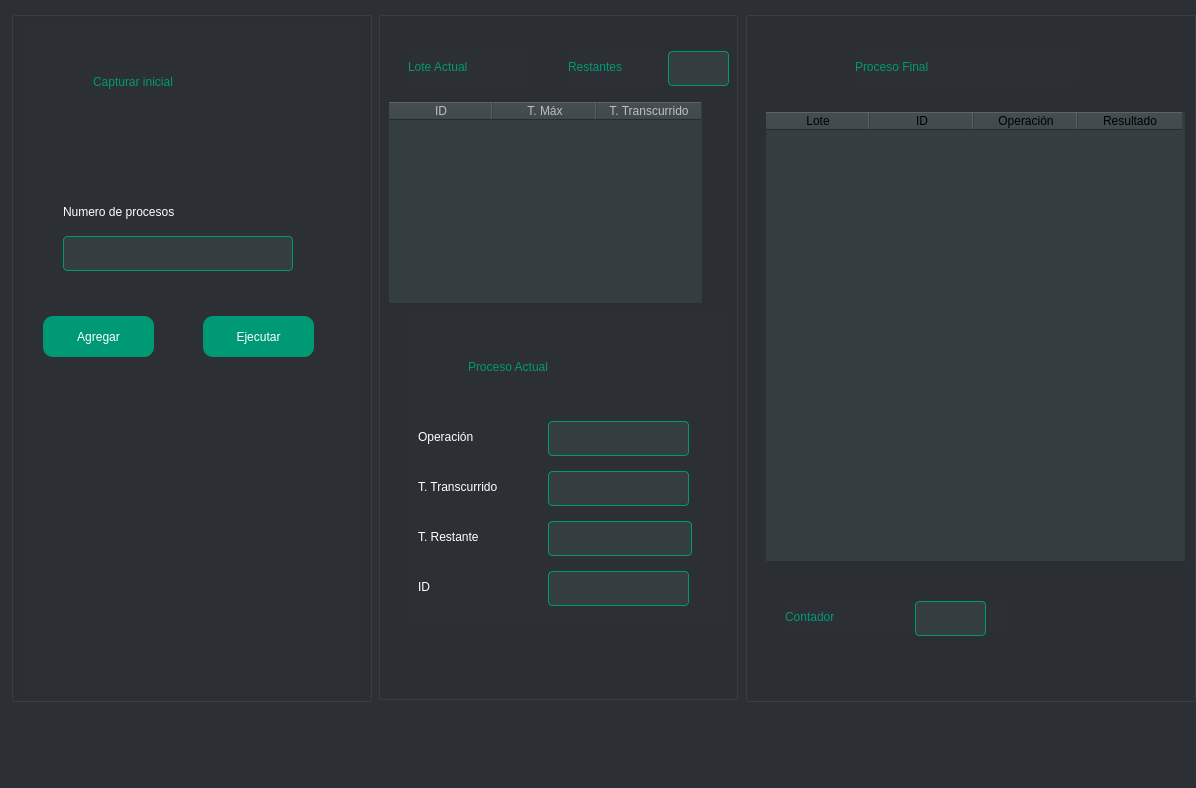
The window that view/mainwindow.ui (IvanBM18/Batch-Processing) describes before a commit, drawn with Qt 5.
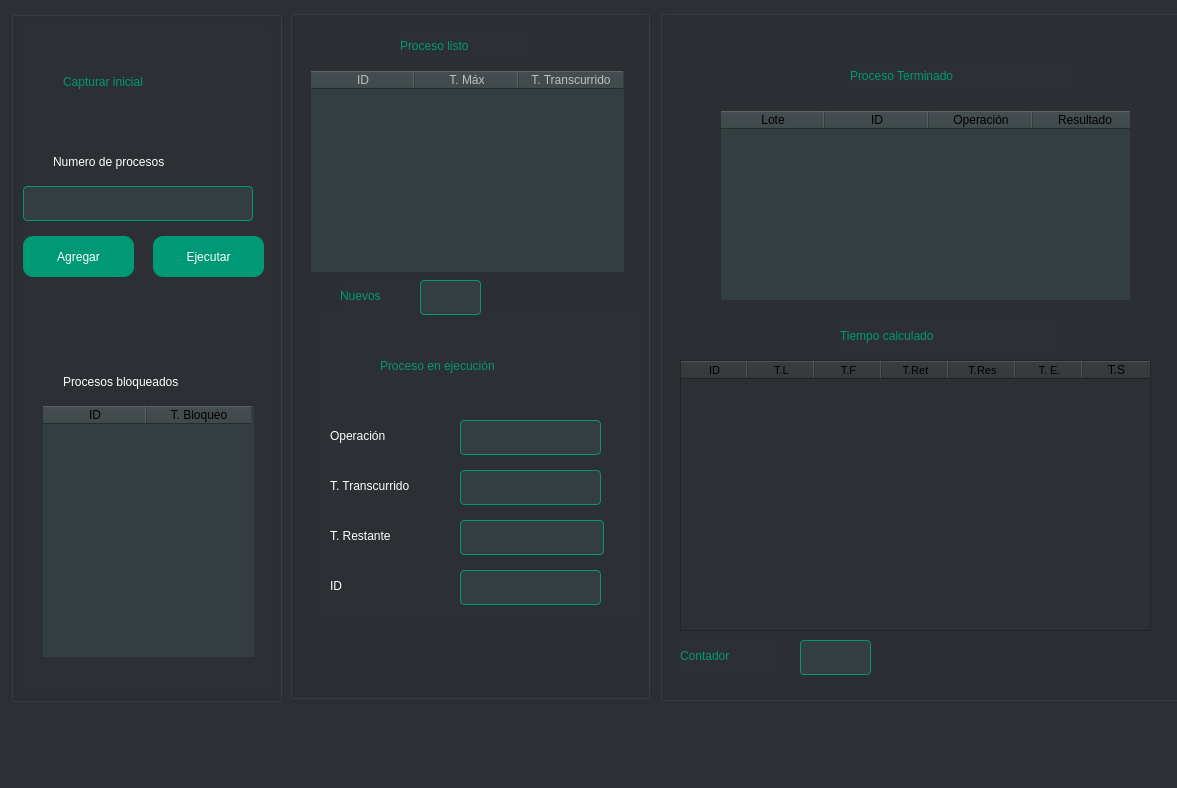
The same window after the commit.

Patch:
```diff
--- a/view/mainwindow.ui
+++ b/view/mainwindow.ui
@@ -6,7 +6,7 @@
    <rect>
     <x>0</x>
     <y>0</y>
-    <width>1196</width>
+    <width>1177</width>
     <height>788</height>
    </rect>
   </property>
@@ -25,7 +25,7 @@
      <rect>
       <x>11</x>
       <y>11</y>
-      <width>361</width>
+      <width>271</width>
       <height>691</height>
      </rect>
     </property>
@@ -49,7 +49,7 @@
        <widget class="QLabel" name="label_titulo">
         <property name="geometry">
          <rect>
-          <x>70</x>
+          <x>40</x>
           <y>40</y>
           <width>221</width>
           <height>31</height>
@@ -67,8 +67,8 @@
        <widget class="QLineEdit" name="textBox_NumProcess">
         <property name="geometry">
          <rect>
-          <x>40</x>
-          <y>210</y>
+          <x>0</x>
+          <y>160</y>
           <width>230</width>
           <height>35</height>
          </rect>
@@ -98,8 +98,8 @@
        <widget class="QLabel" name="label_Numero">
         <property name="geometry">
          <rect>
-          <x>40</x>
-          <y>170</y>
+          <x>30</x>
+          <y>120</y>
           <width>171</width>
           <height>31</height>
          </rect>
@@ -116,8 +116,8 @@
        <widget class="QPushButton" name="pushButton_Agregar">
         <property name="geometry">
          <rect>
-          <x>20</x>
-          <y>290</y>
+          <x>0</x>
+          <y>210</y>
           <width>111</width>
           <height>41</height>
          </rect>
@@ -135,8 +135,8 @@
        <widget class="QPushButton" name="pushButton_ejecturar">
         <property name="geometry">
          <rect>
-          <x>180</x>
-          <y>290</y>
+          <x>130</x>
+          <y>210</y>
           <width>111</width>
           <height>41</height>
          </rect>
@@ -151,6 +151,65 @@
          <string>Ejecutar</string>
         </property>
        </widget>
+       <widget class="QLabel" name="label_Numero_2">
+        <property name="geometry">
+         <rect>
+          <x>40</x>
+          <y>340</y>
+          <width>171</width>
+          <height>31</height>
+         </rect>
+        </property>
+        <property name="styleSheet">
+         <string notr="true">color:rgb(255, 255, 255);
+font: 10pt &quot;Segoe UI Emoji&quot;;
+</string>
+        </property>
+        <property name="text">
+         <string>Procesos bloqueados</string>
+        </property>
+       </widget>
+       <widget class="QTableWidget" name="tablaPbloqueados">
+        <property name="geometry">
+         <rect>
+          <x>20</x>
+          <y>380</y>
+          <width>211</width>
+          <height>251</height>
+         </rect>
+        </property>
+        <property name="styleSheet">
+         <string notr="true">background-color: rgb(52, 62, 64);</string>
+        </property>
+        <property name="verticalScrollBarPolicy">
+         <enum>Qt::ScrollBarAlwaysOff</enum>
+        </property>
+        <property name="horizontalScrollBarPolicy">
+         <enum>Qt::ScrollBarAlwaysOff</enum>
+        </property>
+        <property name="sizeAdjustPolicy">
+         <enum>QAbstractScrollArea::AdjustToContents</enum>
+        </property>
+        <attribute name="horizontalHeaderDefaultSectionSize">
+         <number>104</number>
+        </attribute>
+        <column>
+         <property name="text">
+          <string>ID</string>
+         </property>
+         <property name="textAlignment">
+          <set>AlignCenter</set>
+         </property>
+        </column>
+        <column>
+         <property name="text">
+          <string>T. Bloqueo</string>
+         </property>
+         <property name="textAlignment">
+          <set>AlignCenter</set>
+         </property>
+        </column>
+       </widget>
       </widget>
      </item>
     </layout>
@@ -161,8 +220,8 @@
     </property>
     <property name="geometry">
      <rect>
-      <x>378</x>
-      <y>11</y>
+      <x>290</x>
+      <y>10</y>
       <width>360</width>
       <height>689</height>
      </rect>
@@ -221,7 +280,7 @@
 </string>
       </property>
       <property name="text">
-       <string>Proceso Actual</string>
+       <string>Proceso en ejecución</string>
       </property>
      </widget>
      <widget class="QLineEdit" name="textBox_operacion">
@@ -415,8 +474,8 @@
      </property>
      <property name="geometry">
       <rect>
-       <x>10</x>
-       <y>90</y>
+       <x>20</x>
+       <y>60</y>
        <width>315</width>
        <height>203</height>
       </rect>
@@ -445,6 +504,9 @@
      <property name="layoutDirection">
       <enum>Qt::LeftToRight</enum>
      </property>
+     <property name="autoFillBackground">
+      <bool>true</bool>
+     </property>
      <property name="styleSheet">
       <string notr="true">background-color: rgb(52, 62, 64);
 </string>
@@ -482,6 +544,9 @@
      <property name="dragDropOverwriteMode">
       <bool>false</bool>
      </property>
+     <property name="gridStyle">
+      <enum>Qt::NoPen</enum>
+     </property>
      <property name="sortingEnabled">
       <bool>false</bool>
      </property>
@@ -540,9 +605,9 @@
     <widget class="QLabel" name="label_titulo_5">
      <property name="geometry">
       <rect>
-       <x>30</x>
-       <y>40</y>
-       <width>121</width>
+       <x>110</x>
+       <y>20</y>
+       <width>131</width>
        <height>31</height>
       </rect>
      </property>
@@ -553,15 +618,15 @@
 </string>
      </property>
      <property name="text">
-      <string>Lote Actual</string>
+      <string>Proceso listo</string>
      </property>
     </widget>
     <widget class="QLabel" name="label_titulo_6">
      <property name="geometry">
       <rect>
-       <x>190</x>
-       <y>40</y>
-       <width>101</width>
+       <x>50</x>
+       <y>270</y>
+       <width>81</width>
        <height>31</height>
       </rect>
      </property>
@@ -572,14 +637,14 @@
 </string>
      </property>
      <property name="text">
-      <string>Restantes</string>
+      <string>Nuevos</string>
      </property>
     </widget>
     <widget class="QLineEdit" name="textBox_restantes">
      <property name="geometry">
       <rect>
-       <x>290</x>
-       <y>40</y>
+       <x>130</x>
+       <y>270</y>
        <width>61</width>
        <height>35</height>
       </rect>
@@ -607,9 +672,9 @@
    <widget class="QGroupBox" name="groupBox_3">
     <property name="geometry">
      <rect>
-      <x>745</x>
-      <y>11</y>
-      <width>451</width>
+      <x>660</x>
+      <y>10</y>
+      <width>531</width>
       <height>691</height>
      </rect>
     </property>
@@ -619,8 +684,8 @@
     <widget class="QLabel" name="label_titulo_7">
      <property name="geometry">
       <rect>
-       <x>110</x>
-       <y>40</y>
+       <x>190</x>
+       <y>50</y>
        <width>221</width>
        <height>31</height>
       </rect>
@@ -632,16 +697,16 @@
 </string>
      </property>
      <property name="text">
-      <string>Proceso Final</string>
+      <string>Proceso Terminado</string>
      </property>
     </widget>
     <widget class="QTableWidget" name="tablaPTerminados">
      <property name="geometry">
       <rect>
-       <x>20</x>
+       <x>60</x>
        <y>100</y>
-       <width>421</width>
-       <height>451</height>
+       <width>411</width>
+       <height>191</height>
       </rect>
      </property>
      <property name="styleSheet">
@@ -684,9 +749,9 @@
     <widget class="QLabel" name="label_titulo_8">
      <property name="geometry">
       <rect>
-       <x>40</x>
-       <y>590</y>
-       <width>221</width>
+       <x>20</x>
+       <y>630</y>
+       <width>101</width>
        <height>31</height>
       </rect>
      </property>
@@ -703,8 +768,8 @@
     <widget class="QLineEdit" name="textBox_contadorGlobal">
      <property name="geometry">
       <rect>
-       <x>170</x>
-       <y>590</y>
+       <x>140</x>
+       <y>630</y>
        <width>71</width>
        <height>35</height>
       </rect>
@@ -731,6 +796,134 @@
       <string/>
      </property>
     </widget>
+    <widget class="QLabel" name="label_titulo_TiempoC">
+     <property name="geometry">
+      <rect>
+       <x>180</x>
+       <y>310</y>
+       <width>221</width>
+       <height>31</height>
+      </rect>
+     </property>
+     <property name="styleSheet">
+      <string notr="true">color:rgb(0, 153, 117);
+
+font: 63 13pt &quot;Segoe UI Semibold&quot;;
+</string>
+     </property>
+     <property name="text">
+      <string>Tiempo calculado</string>
+     </property>
+    </widget>
+    <widget class="QTableWidget" name="tableWidget">
+     <property name="geometry">
+      <rect>
+       <x>20</x>
+       <y>350</y>
+       <width>471</width>
+       <height>271</height>
+      </rect>
+     </property>
+     <property name="autoScroll">
+      <bool>true</bool>
+     </property>
+     <property name="autoScrollMargin">
+      <number>8</number>
+     </property>
+     <property name="tabKeyNavigation">
+      <bool>false</bool>
+     </property>
+     <property name="showDropIndicator" stdset="0">
+      <bool>false</bool>
+     </property>
+     <property name="dragEnabled">
+      <bool>true</bool>
+     </property>
+     <property name="dragDropMode">
+      <enum>QAbstractItemView::DragOnly</enum>
+     </property>
+     <property name="alternatingRowColors">
+      <bool>true</bool>
+     </property>
+     <attribute name="horizontalHeaderVisible">
+      <bool>true</bool>
+     </attribute>
+     <attribute name="horizontalHeaderCascadingSectionResizes">
+      <bool>false</bool>
+     </attribute>
+     <attribute name="horizontalHeaderMinimumSectionSize">
+      <number>25</number>
+     </attribute>
+     <attribute name="horizontalHeaderDefaultSectionSize">
+      <number>67</number>
+     </attribute>
+     <column>
+      <property name="text">
+       <string notr="true">ID</string>
+      </property>
+      <property name="font">
+       <font>
+        <pointsize>8</pointsize>
+        <kerning>false</kerning>
+       </font>
+      </property>
+     </column>
+     <column>
+      <property name="text">
+       <string>T.L</string>
+      </property>
+      <property name="font">
+       <font>
+        <pointsize>8</pointsize>
+       </font>
+      </property>
+     </column>
+     <column>
+      <property name="text">
+       <string notr="true">T.F</string>
+      </property>
+      <property name="font">
+       <font>
+        <pointsize>8</pointsize>
+       </font>
+      </property>
+     </column>
+     <column>
+      <property name="text">
+       <string>T.Ret</string>
+      </property>
+      <property name="font">
+       <font>
+        <pointsize>8</pointsize>
+       </font>
+      </property>
+     </column>
+     <column>
+      <property name="text">
+       <string>T.Res</string>
+      </property>
+      <property name="font">
+       <font>
+        <pointsize>8</pointsize>
+       </font>
+      </property>
+     </column>
+     <column>
+      <property name="text">
+       <string>T. E.</string>
+      </property>
+      <property name="font">
+       <font>
+        <pointsize>8</pointsize>
+       </font>
+      </property>
+     </column>
+     <column>
+      <property name="text">
+       <string>T.S</string>
+      </property>
+     </column>
+    </widget>
    </widget>
   </widget>
   <widget class="QMenuBar" name="menubar">
```
Left out of the diff: 21 changed lines with no effect on the pictures.
